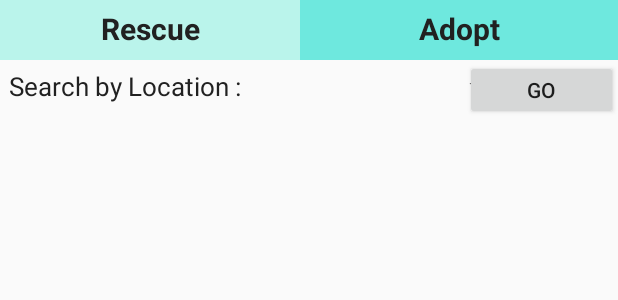
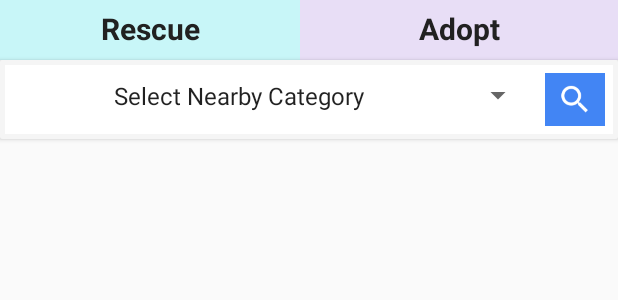
Before and after one commit to Shaikot37/Protect-Pet, an Android app: the layout fragment_home.xml on its own in the app's theme, with its tools: preview values and no code run, on a phone screen of 412 x 824 dp. Shown: the top 300 px of the screen. Run offline under Robolectric (Android 15) with nearby library versions, the phone set to English and light mode, and no system bars.

Commit message:
Search Location Changes

```diff
--- a/app/build.gradle
+++ b/app/build.gradle
@@ -46,6 +46,7 @@ dependencies {
     implementation 'com.github.bumptech.glide:glide:4.6.1'
     implementation 'com.squareup.picasso:picasso:2.71828'
     implementation 'androidx.constraintlayout:constraintlayout:2.0.4'
+    implementation 'org.jetbrains:annotations:15.0'
     annotationProcessor 'com.github.bumptech.glide:compiler:4.6.1'
     testImplementation 'junit:junit:4.12'
 
--- a/app/src/main/java/com/example/protectpet/NewPostActivity.java
+++ b/app/src/main/java/com/example/protectpet/NewPostActivity.java
@@ -95,7 +95,7 @@ public class NewPostActivity extends AppCompatActivity {
         firebaseFirestore = FirebaseFirestore.getInstance();
         firebaseAuth = FirebaseAuth.getInstance();
 
-        geocoder = new Geocoder(this, Locale.getDefault());
+        geocoder = new Geocoder(this, new Locale("bn_BD"));
 
         current_user_id = firebaseAuth.getCurrentUser().getUid();
         newPostImage = findViewById(R.id.new_post_image);
@@ -230,7 +230,8 @@ public class NewPostActivity extends AppCompatActivity {
                                         } catch (IOException e) {
                                             e.printStackTrace();
                                         }
-                                        String address = addresses.get(0).getAddressLine(0);
+                                        //String address = addresses.get(0).getAddressLine(0);
+                                        String address = addresses.get(0).getLocality() +", "+addresses.get(0).getSubAdminArea()+", " + addresses.get(0).getAdminArea() + ", " + addresses.get(0).getCountryName();
                                         //String city = addresses.get(0).getLocality();
                                         String state = addresses.get(0).getAdminArea();
 
--- a/app/src/main/java/com/example/protectpet/models/Location.java
+++ b/app/src/main/java/com/example/protectpet/models/Location.java
@@ -26,6 +26,6 @@ public class Location implements Serializable {
 
     @Override
     public String toString() {
-        return "ClassPojo [lng = " + lng + ", lat = " + lat + "]";
+        return "Location [lng = " + lng + ", lat = " + lat + "]";
     }
 }
--- a/app/src/main/java/com/example/protectpet/models/MyPlaces.java
+++ b/app/src/main/java/com/example/protectpet/models/MyPlaces.java
@@ -47,6 +47,6 @@ public class MyPlaces implements Serializable {
 
     @Override
     public String toString() {
-        return "ClassPojo [next_page_token = " + next_page_token + ", results = " + results + ", html_attributions = " + html_attributions + ", status = " + status + "]";
+        return "Class [next_page_token = " + next_page_token + ", results = " + results + ", html_attributions = " + html_attributions + ", status = " + status + "]";
     }
 }
--- a/app/src/main/java/com/example/protectpet/models/Results.java
+++ b/app/src/main/java/com/example/protectpet/models/Results.java
@@ -128,6 +128,6 @@ public class Results implements Serializable {
 
     @Override
     public String toString() {
-        return "ClassPojo [photos = " + photos + ", id = " + id + ", place_id = " + place_id + ", icon = " + icon + ", vicinity = " + vicinity + ", scope = " + scope + ", name = " + name + ", types = " + types + ", reference = " + reference + ", geometry = " + geometry + "]";
+        return "Class [photos = " + photos + ", id = " + id + ", place_id = " + place_id + ", icon = " + icon + ", vicinity = " + vicinity + ", scope = " + scope + ", name = " + name + ", types = " + types + ", reference = " + reference + ", geometry = " + geometry + "]";
     }
 }
--- a/app/src/main/res/layout/fragment_home.xml
+++ b/app/src/main/res/layout/fragment_home.xml
@@ -3,15 +3,17 @@
     xmlns:tools="http://schemas.android.com/tools"
     android:layout_width="match_parent"
     android:layout_height="match_parent"
+    xmlns:app="http://schemas.android.com/apk/res-auto"
     tools:context=".HomeFragment">
 
+    <LinearLayout
+        android:layout_width="match_parent"
+        android:layout_height="wrap_content"
+        android:orientation="horizontal">
     <TextView
         android:id="@+id/rescue_txt"
         android:layout_width="200dp"
         android:layout_height="40dp"
-        android:layout_alignParentStart="true"
-        android:layout_alignParentLeft="true"
-        android:layout_alignParentTop="true"
         android:src="@drawable/rescue"
         android:textStyle="bold"
         android:paddingTop="5dp"
@@ -19,60 +21,96 @@
         android:text="Rescue"
         android:textSize="20dp"
         android:textAlignment="center"
-        android:background="#BAF4EB"
+        android:background="#C8F6F8"
         tools:ignore="ContentDescription" />
 
     <TextView
         android:id="@+id/adopt_txt"
         android:layout_width="match_parent"
         android:layout_height="40dp"
-        android:layout_alignParentStart="true"
-        android:layout_alignParentLeft="true"
-        android:layout_alignParentTop="true"
-        android:layout_marginLeft="200dp"
         android:text="Adopt"
         android:textSize="20dp"
         android:paddingTop="5dp"
         android:textColor="@color/primary_txt"
         android:textStyle="bold"
         android:textAlignment="center"
-        android:background="#6EE8DE"
+        android:background="#E8DEF6"
         tools:ignore="ContentDescription" />
+    </LinearLayout>
 
-    <TextView
-        android:layout_width="160dp"
-        android:layout_height="40dp"
-        android:textSize="17sp"
-        android:textAlignment="center"
-        android:text="Search by Location :"
-        android:paddingTop="5dp"
-        android:paddingLeft="5dp"
-        android:layout_marginTop="40dp"
-        android:textColor="@color/primary_txt"
-        android:layout_marginBottom="5dp"/>
+    <androidx.cardview.widget.CardView
+        android:layout_width="match_parent"
+        android:layout_height="wrap_content"
+        android:layout_marginTop="40dp">
 
-    <Spinner
-        android:id="@+id/spinner"
-        android:layout_marginTop="37dp"
-        android:layout_marginRight="70dp"
-        android:layout_marginLeft="160dp"
-        android:textSize="17sp"
-        android:layout_width="fill_parent"
-        android:layout_height="40dp"
-        />
+        <LinearLayout
+            android:layout_width="match_parent"
+            android:layout_height="wrap_content"
+            android:background="#f5f5f5"
+            android:orientation="vertical"
+            android:padding="3dp">
 
-    <Button
-        android:id="@+id/gobutton"
-        android:layout_width="match_parent"
-        android:layout_height="40dp"
-        android:text="Go"
-        android:layout_marginTop="40dp"
-        android:layout_marginLeft="310dp"
-        android:layout_marginBottom="5dp"
-        />
+            <LinearLayout
+                android:layout_width="match_parent"
+                android:layout_height="wrap_content"
+                android:background="#fff"
+                android:orientation="horizontal"
+                android:padding="5dp">
+
+                <LinearLayout
+                    android:layout_width="0dp"
+                    android:layout_height="wrap_content"
+                    android:layout_weight="1.6"
+                    android:orientation="vertical">
+
+                    <Spinner
+                        android:id="@+id/spinner"
+                        android:layout_width="match_parent"
+                        android:layout_height="30dp"
+                        android:layout_gravity="center"
+                        android:layout_marginLeft="2dp"
+                        android:layout_marginRight="2dp"
+                        android:entries="@array/nearby_option"
+                        android:popupBackground="#fff"
+                        android:spinnerMode="dropdown"
+                        android:textAlignment="center"
+                        android:textColor="#fff">
+
+                    </Spinner>
+
+                </LinearLayout>
+
+                <LinearLayout
+                    android:layout_width="wrap_content"
+                    android:layout_height="wrap_content"
+                    android:layout_marginLeft="5dp"
+                    android:background="@color/bluebarry"
+                    android:orientation="horizontal">
+
+
+                    <ImageView
+                        android:id="@+id/gobutton"
+                        android:layout_width="40dp"
+                        android:layout_height="35dp"
+                        android:layout_gravity="center"
+                        android:layout_weight="1"
+                        android:padding="4dp"
+                        android:src="@drawable/action_search"
+                        app:tint="#fff" />
+
+                </LinearLayout>
+
+            </LinearLayout>
+
+        </LinearLayout>
+
+
+    </androidx.cardview.widget.CardView>
+
+
 
     <androidx.recyclerview.widget.RecyclerView
-        android:layout_marginTop="75dp"
+        android:layout_marginTop="90dp"
         android:layout_width="match_parent"
         android:layout_height="match_parent"
         android:id="@+id/blog_list_view"/>
```
Also changed, not shown: app/src/main/java/com/example/protectpet/AccountFragment.java (+42 -2 lines), app/src/main/java/com/example/protectpet/HomeFragment.java (+14 -3 lines), app/src/main/java/com/example/protectpet/MainActivity.java (+11 -1 lines).
